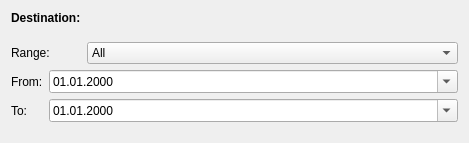
Before: the Qt Designer form applets/comic/comicarchivedialog.ui in KDE/kdeplasma-addons, drawn with Qt 5.
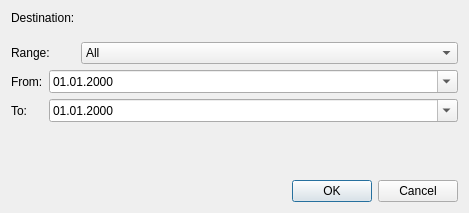
After: the same form once the commit is applied. Custom widgets are drawn as their Qt base class.

Commit message: [comic applet] Fix archive dialog to have dialog buttons bottom-right

```diff
--- a/applets/comic/comicarchivedialog.ui
+++ b/applets/comic/comicarchivedialog.ui
@@ -1,24 +1,20 @@
 <?xml version="1.0" encoding="UTF-8"?>
 <ui version="4.0">
  <class>ComicArchiveDialog</class>
- <widget class="QWidget" name="ComicArchiveDialog">
+ <widget class="QDialog" name="ComicArchiveDialog">
   <property name="geometry">
    <rect>
     <x>0</x>
     <y>0</y>
     <width>469</width>
-    <height>143</height>
+    <height>213</height>
    </rect>
   </property>
+  <layout class="QVBoxLayout">
+   <item>
   <layout class="QFormLayout" name="formLayout_4">
    <item row="0" column="0">
     <widget class="QLabel" name="label_2">
-     <property name="font">
-      <font>
-       <weight>75</weight>
-       <bold>true</bold>
-      </font>
-     </property>
      <property name="text">
       <string>Destination:</string>
      </property>
@@ -195,18 +191,40 @@
     </widget>
    </item>
   </layout>
+   </item>
+   <item>
+    <spacer name="verticalSpacer_2">
+     <property name="orientation">
+      <enum>Qt::Vertical</enum>
+     </property>
+     <property name="sizeHint" stdset="0">
+      <size>
+       <width>20</width>
+       <height>40</height>
+      </size>
+     </property>
+    </spacer>
+   </item>
+   <item>
+    <widget class="QDialogButtonBox" name="buttonBox">
+     <property name="standardButtons">
+      <set>QDialogButtonBox::Cancel|QDialogButtonBox::Ok</set>
+     </property>
+    </widget>
+   </item>
+  </layout>
  </widget>
  <customwidgets>
-  <customwidget>
-   <class>KUrlRequester</class>
-   <extends>QWidget</extends>
-   <header>kurlrequester.h</header>
-  </customwidget>
   <customwidget>
    <class>KLineEdit</class>
    <extends>QLineEdit</extends>
    <header>klineedit.h</header>
   </customwidget>
+  <customwidget>
+   <class>KUrlRequester</class>
+   <extends>QWidget</extends>
+   <header>kurlrequester.h</header>
+  </customwidget>
   <customwidget>
    <class>KComboBox</class>
    <extends>QComboBox</extends>
```
Left out of the diff: 33 changed lines with no effect on the pictures. Lines whose indentation alone changed are shown as unchanged. The commit also changes 2 other files.
